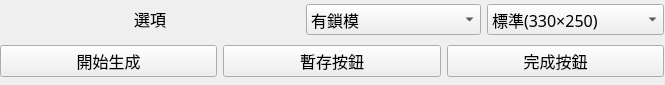
Before: the Qt Designer form SYEI_stamping_press_system/slide_main_simple.ui in sinje0816/stamping_press, drawn with Qt 5.
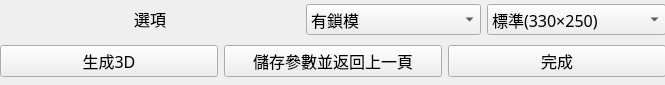
After: the same form once the commit is applied.

Diff of the .ui file:
```diff
--- a/SYEI_stamping_press_system/slide_main_simple.ui
+++ b/SYEI_stamping_press_system/slide_main_simple.ui
@@ -36,7 +36,7 @@
     <rect>
      <x>0</x>
      <y>0</y>
-     <width>664</width>
+     <width>666</width>
      <height>82</height>
     </rect>
    </property>
@@ -158,7 +158,7 @@
          </font>
         </property>
         <property name="text">
-         <string>開始生成</string>
+         <string>生成3D</string>
         </property>
        </widget>
       </item>
@@ -171,7 +171,7 @@
          </font>
         </property>
         <property name="text">
-         <string>暫存按鈕</string>
+         <string>儲存參數並返回上一頁</string>
         </property>
        </widget>
       </item>
@@ -184,7 +184,7 @@
          </font>
         </property>
         <property name="text">
-         <string>完成按鈕</string>
+         <string>完成</string>
         </property>
        </widget>
       </item>
```
